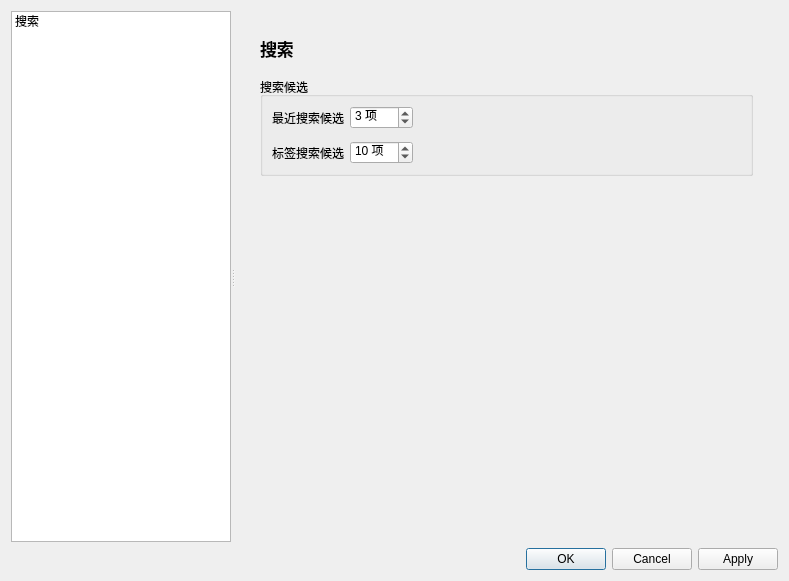
Old version of the form src/ui/dialog_settings.ui in the repository Craftkuro/StickerGenie.
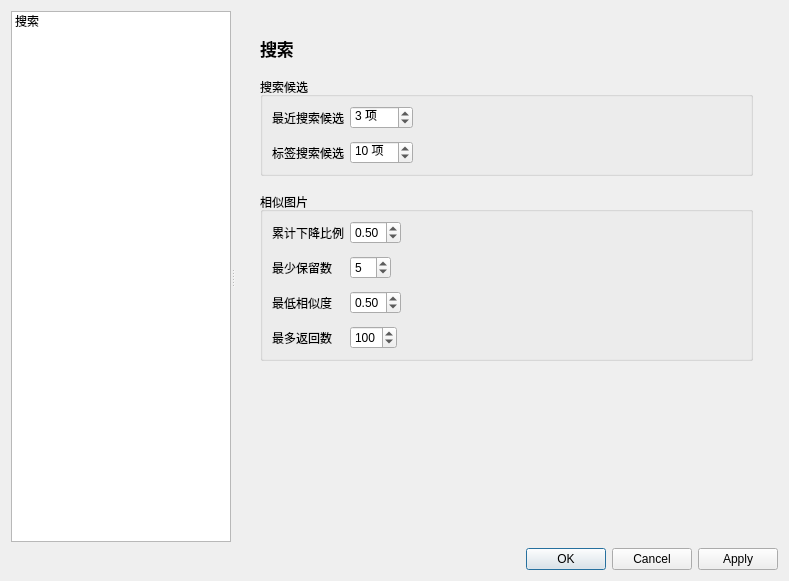
New version of the form.

What changed in the file:
```diff
--- a/src/ui/dialog_settings.ui
+++ b/src/ui/dialog_settings.ui
@@ -161,12 +161,140 @@
                 </widget>
                </item>
               </layout>
-             </widget>
-            </item>
-            <item>
-             <spacer name="verticalSpacerSearchSettings">
-              <property name="orientation">
-               <enum>Qt::Orientation::Vertical</enum>
+            </widget>
+           </item>
+           <item>
+            <widget class="QGroupBox" name="groupBoxSimilarImages">
+             <property name="title">
+              <string>相似图片</string>
+             </property>
+             <layout class="QFormLayout" name="formLayoutSimilarImages">
+              <property name="fieldGrowthPolicy">
+               <enum>QFormLayout::FieldGrowthPolicy::ExpandingFieldsGrow</enum>
+              </property>
+              <property name="verticalSpacing">
+               <number>12</number>
+              </property>
+              <item row="0" column="0">
+               <widget class="QLabel" name="labelSimilarImageTargetDropRatio">
+                <property name="text">
+                 <string>累计下降比例</string>
+                </property>
+                <property name="buddy">
+                 <cstring>doubleSpinBoxSimilarImageTargetDropRatio</cstring>
+                </property>
+               </widget>
+              </item>
+              <item row="0" column="1">
+               <widget class="QDoubleSpinBox" name="doubleSpinBoxSimilarImageTargetDropRatio">
+                <property name="toolTip">
+                 <string>保留累计相似度下降达到总下降的该比例之前的候选。值越小结果越保守。</string>
+                </property>
+                <property name="decimals">
+                 <number>2</number>
+                </property>
+                <property name="minimum">
+                 <double>0.01</double>
+                </property>
+                <property name="maximum">
+                 <double>0.99</double>
+                </property>
+                <property name="singleStep">
+                 <double>0.05</double>
+                </property>
+                <property name="value">
+                 <double>0.50</double>
+                </property>
+               </widget>
+              </item>
+              <item row="1" column="0">
+               <widget class="QLabel" name="labelSimilarImageMinKeep">
+                <property name="text">
+                 <string>最少保留数</string>
+                </property>
+                <property name="buddy">
+                 <cstring>spinBoxSimilarImageMinKeep</cstring>
+                </property>
+               </widget>
+              </item>
+              <item row="1" column="1">
+               <widget class="QSpinBox" name="spinBoxSimilarImageMinKeep">
+                <property name="toolTip">
+                 <string>即使曲线下降很快，也至少保留这么多结果，避免只显示一张重复图。</string>
+                </property>
+                <property name="maximum">
+                 <number>50</number>
+                </property>
+                <property name="value">
+                 <number>5</number>
+                </property>
+               </widget>
+              </item>
+              <item row="2" column="0">
+               <widget class="QLabel" name="labelSimilarImageMinSimilarity">
+                <property name="text">
+                 <string>最低相似度</string>
+                </property>
+                <property name="buddy">
+                 <cstring>doubleSpinBoxSimilarImageMinSimilarity</cstring>
+                </property>
+               </widget>
+              </item>
+              <item row="2" column="1">
+               <widget class="QDoubleSpinBox" name="doubleSpinBoxSimilarImageMinSimilarity">
+                <property name="toolTip">
+                 <string>低于该相似度的候选不会进入结果。</string>
+                </property>
+                <property name="decimals">
+                 <number>2</number>
+                </property>
+                <property name="minimum">
+                 <double>0.00</double>
+                </property>
+                <property name="maximum">
+                 <double>1.00</double>
+                </property>
+                <property name="singleStep">
+                 <double>0.05</double>
+                </property>
+                <property name="value">
+                 <double>0.50</double>
+                </property>
+               </widget>
+              </item>
+              <item row="3" column="0">
+               <widget class="QLabel" name="labelSimilarImageMaxResults">
+                <property name="text">
+                 <string>最多返回数</string>
+                </property>
+                <property name="buddy">
+                 <cstring>spinBoxSimilarImageMaxResults</cstring>
+                </property>
+               </widget>
+              </item>
+              <item row="3" column="1">
+               <widget class="QSpinBox" name="spinBoxSimilarImageMaxResults">
+                <property name="toolTip">
+                 <string>结果数量的硬上限。</string>
+                </property>
+                <property name="minimum">
+                 <number>1</number>
+                </property>
+                <property name="maximum">
+                 <number>200</number>
+                </property>
+                <property name="value">
+                 <number>100</number>
+                </property>
+               </widget>
+              </item>
+             </layout>
+            </widget>
+           </item>
+           <item>
+            <spacer name="verticalSpacerSearchSettings">
+             <property name="orientation">
+              <enum>Qt::Orientation::Vertical</enum>
               </property>
               <property name="sizeHint" stdset="0">
                <size>
```
